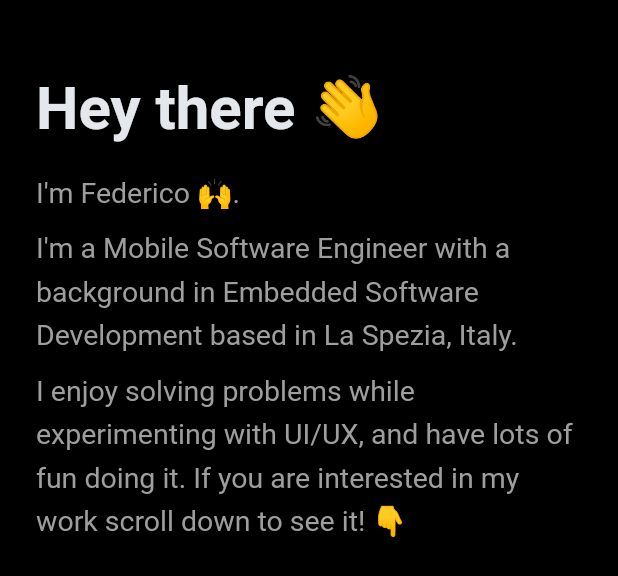
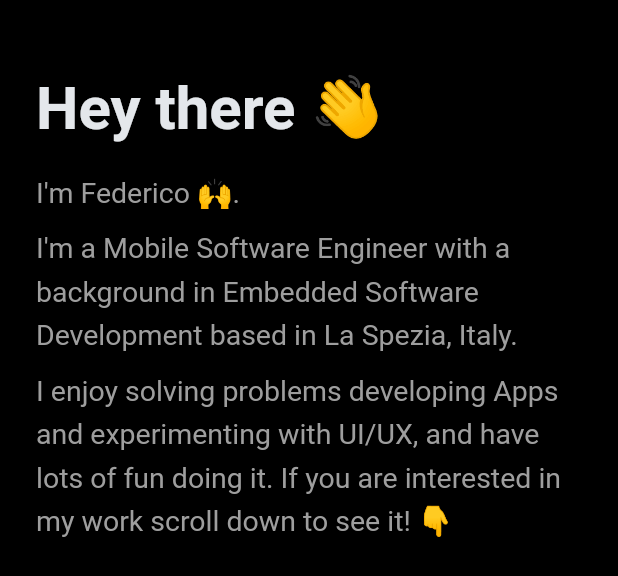
Before and after one commit to mastro993/fedemas-app, a Flutter app: the _ProjectsSummary widget shown alone on an empty page, opened directly, on a phone screen of 412 x 824 dp. Shown: the top 576 px of the screen. Run offline on Flutter 3.47's test engine with Material 2 defaults, Android fonts, the phone set to English and light mode, and no system bars; our stand-ins replace font_awesome_flutter; missing offline and left inert: dart:js, universal_html; network calls fail; Roboto replaces fonts that are missing (SF Pro); project files that could hold a hidden picture were left out.

Commit message:
Fixed projects summary

```diff
--- a/lib/screens/projects_screen.dart
+++ b/lib/screens/projects_screen.dart
@@ -80,7 +80,7 @@ class _ProjectsSummary extends StatelessWidget {
             ),
             SizedBox(height: 8),
             Text(
-              'I enjoy solving problems while experimenting with UI/UX, and have lots of fun doing it. If you are interested in my work scroll down to see it! 👇',
+              'I enjoy solving problems developing Apps and experimenting with UI/UX, and have lots of fun doing it. If you are interested in my work scroll down to see it! 👇',
               style: paragraphStyle,
             )
           ],
```
